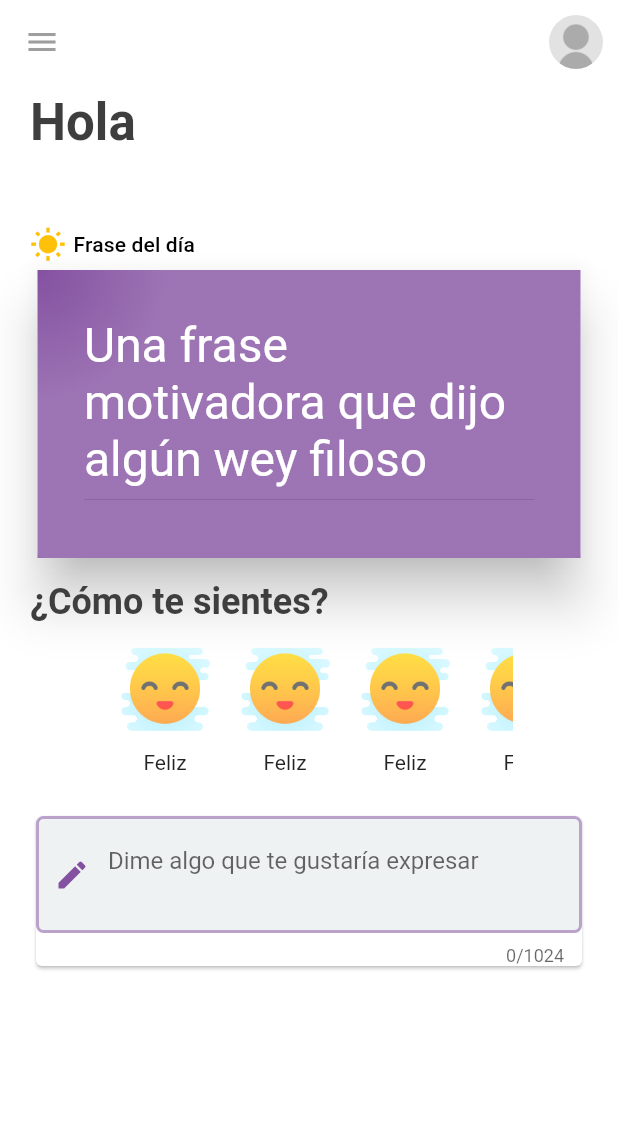
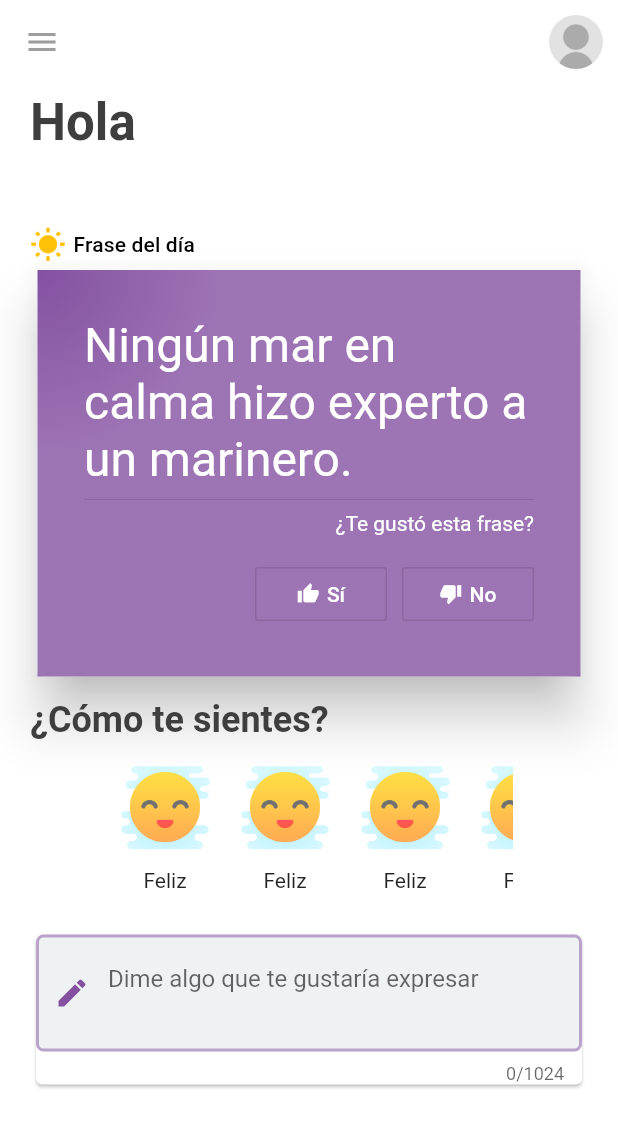
Before and after one commit to mxarc/te-acompano, a Flutter app: the MenuPage screen opened by its route, on a phone screen of 412 x 824 dp. Shown: the top 1127 px of the screen. Run offline on Flutter 3.47's test engine with Material 2 defaults, Android fonts, the phone set to English and light mode, and no system bars; our stand-ins replace cloud_firestore, firebase_auth, firebase_storage, fluttertoast, image_picker, shared_preferences; accounts and stored records are empty.

Commit message:
ui: añadir botones me gusta/no me gusta a la tarjeta frase

```diff
--- a/app/lib/src/menu/menu.page.dart
+++ b/app/lib/src/menu/menu.page.dart
@@ -92,7 +92,8 @@ class _MenuPageState extends State<MenuPage> {
                         style: Theme.of(context).textTheme.subtitle)
                   ]),
                   PhraseCardWidget(
-                      phrase: 'Una frase motivadora que dijo algún wey filoso'),
+                      phrase:
+                          'Ningún mar en calma hizo experto a un marinero.'),
                   SizedBox(height: 10),
                   Text('¿Cómo te sientes?', style: subtitleStyle),
                   FeelWidget(),
@@ -111,18 +112,40 @@ class _MenuPageState extends State<MenuPage> {
       child: ListView(
         padding: EdgeInsets.zero,
         children: <Widget>[
-          DrawerHeader(
+          /*DrawerHeader(
             decoration: BoxDecoration(
               color: Colors.blueAccent,
             ),
             child: Text(
-              'Te acompaño\n' + _userName,
+              'Hola\n' + _userName,
               style: TextStyle(
                 color: Colors.white,
                 fontSize: 24,
               ),
             ),
-          ),
+          ),*/
+          Container(
+              height: 200,
+              decoration: BoxDecoration(
+                  gradient: RadialGradient(
+                      center: AlignmentDirectional.topStart,
+                      stops: [
+                    0,
+                    0.9
+                  ],
+                      colors: [
+                    Color.fromRGBO(132, 81, 161, 1),
+                    Color.fromRGBO(132, 81, 161, 0.8),
+                  ])),
+              child: Container(
+                  margin: EdgeInsets.symmetric(horizontal: 10, vertical: 50),
+                  child: Text(
+                    'Hola\n' + _userName,
+                    style: TextStyle(
+                      color: Colors.white,
+                      fontSize: 24,
+                    ),
+                  ))),
           ListTile(
             leading: Icon(Icons.message),
             title: Text('Mensajes'),
--- a/app/lib/src/menu/widgets/card.widget.dart
+++ b/app/lib/src/menu/widgets/card.widget.dart
@@ -30,6 +30,16 @@ class PhraseCardWidget extends StatelessWidget {
                   textAlign: TextAlign.left,
                   style: TextStyle(color: Colors.white, fontSize: 32)),
               Divider(),
+              Row(
+                children: <Widget>[
+                  Spacer(),
+                  Text(
+                    '¿Te gustó esta frase?',
+                    style: TextStyle(color: Colors.white),
+                  ),
+                ],
+              ),
+              SizedBox(height: 15),
               _likeButtons()
             ],
           ),
@@ -39,7 +49,41 @@ class PhraseCardWidget extends StatelessWidget {
   }
 
   Widget _likeButtons() {
-    return Container();
+    return Container(
+      child: Row(
+        crossAxisAlignment: CrossAxisAlignment.end,
+        children: <Widget>[
+          Spacer(),
+          OutlineButton(
+            onPressed: () => print('Si'),
+            child: Row(
+              children: <Widget>[
+                Icon(Icons.thumb_up, size: 15.0),
+                SizedBox(
+                  width: 5,
+                ),
+                Text('Sí')
+              ],
+            ),
+            textColor: Colors.white,
+          ),
+          SizedBox(width: 10),
+          OutlineButton(
+            onPressed: () => print('No'),
+            child: Row(
+              children: <Widget>[
+                Icon(Icons.thumb_down, size: 15.0),
+                SizedBox(
+                  width: 5,
+                ),
+                Text('No')
+              ],
+            ),
+            textColor: Colors.white,
+          )
+        ],
+      ),
+    );
   }
 }
 
```
